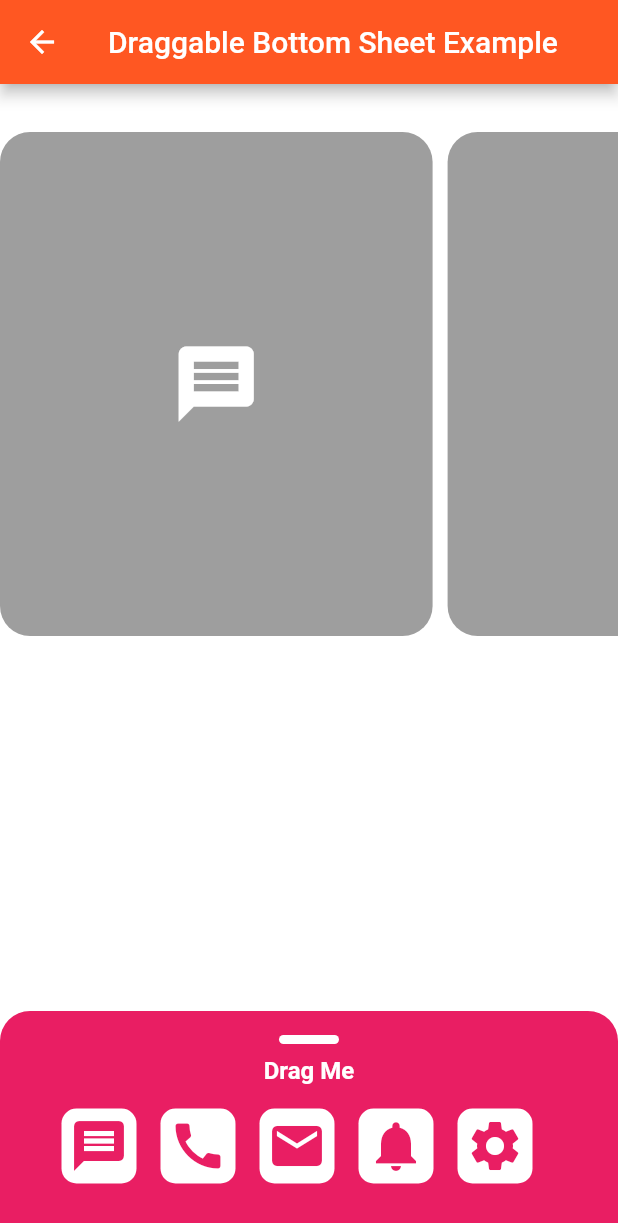
After one commit to agisrh/flutter_ukit, a Flutter app: the DraggableBottomSheetScreen screen opened directly, on a phone screen of 412 x 824 dp. The commit adds this screen. Shown: the top 1223 px of the screen. Run offline on Flutter 3.47's test engine with Material 3 defaults, Android fonts, the phone set to English and light mode, and no system bars.

Commit message:
setup for publish

```diff
--- a/example/lib/main.dart
+++ b/example/lib/main.dart
@@ -20,9 +20,12 @@ class MyApp extends StatelessWidget {
 
   @override
   Widget build(BuildContext context) {
-    return const MaterialApp(
+    return MaterialApp(
       title: 'Flutter UI Kit',
-      home: HomeScreen(),
+      theme: ThemeData(
+        useMaterial3: false,
+      ),
+      home: const HomeScreen(),
     );
   }
 }
--- a/example/lib/screen/animation_screen.dart
+++ b/example/lib/screen/animation_screen.dart
@@ -99,7 +99,7 @@ class _AnimationScreenState extends State<AnimationScreen> {
               ),
             ),
             BoxWidget(
-              title: 'TEXTFIELD',
+              title: 'SUGGEST',
               content: Column(
                 children: [
                   UKitTextField(
--- /dev/null
+++ b/example/lib/screen/drag_bottom_sheet_screen.dart
@@ -0,0 +1,154 @@
+import 'package:flutter/material.dart';
+import 'package:flutter_ukit/flutter_ukit.dart';
+
+class DraggableBottomSheetScreen extends StatelessWidget {
+  const DraggableBottomSheetScreen({super.key});
+
+  final List<IconData> icons = const [
+    Icons.message,
+    Icons.call,
+    Icons.mail,
+    Icons.notifications,
+    Icons.settings,
+  ];
+
+  @override
+  Widget build(BuildContext context) {
+    return Builder(builder: (context) {
+      return Scaffold(
+        body: DraggableBottomSheet(
+          minExtent: 150,
+          useSafeArea: false,
+          curve: Curves.easeIn,
+          previewWidget: _previewWidget(),
+          expandedWidget: _expandedWidget(),
+          backgroundWidget: _backgroundWidget(),
+          maxExtent: MediaQuery.of(context).size.height * 0.8,
+          onDragging: (pos) {},
+        ),
+      );
+    });
+  }
+
+  Widget _backgroundWidget() {
+    return Scaffold(
+      backgroundColor: Colors.white,
+      appBar: AppBar(
+        title: const Text('Draggable Bottom Sheet Example'),
+        backgroundColor: Colors.deepOrange,
+      ),
+      body: SizedBox(
+        height: 400,
+        child: ListView.separated(
+          scrollDirection: Axis.horizontal,
+          padding: const EdgeInsets.symmetric(vertical: 32),
+          itemCount: icons.length,
+          itemBuilder: (context, index) => Container(
+            height: 200,
+            width: MediaQuery.of(context).size.width * 0.7,
+            decoration: BoxDecoration(
+              color: Colors.grey,
+              borderRadius: BorderRadius.circular(20),
+            ),
+            child: Icon(icons[index], color: Colors.white, size: 60),
+          ),
+          separatorBuilder: (context, index) => const SizedBox(width: 10),
+        ),
+      ),
+    );
+  }
+
+  Widget _previewWidget() {
+    return Container(
+      padding: const EdgeInsets.all(16),
+      decoration: const BoxDecoration(
+        color: Colors.pink,
+        borderRadius: BorderRadius.only(
+          topLeft: Radius.circular(20),
+          topRight: Radius.circular(20),
+        ),
+      ),
+      child: Column(
+        children: <Widget>[
+          Container(
+            width: 40,
+            height: 6,
+            decoration: BoxDecoration(
+              color: Colors.white,
+              borderRadius: BorderRadius.circular(10),
+            ),
+          ),
+          const SizedBox(height: 8),
+          const Text(
+            'Drag Me',
+            style: TextStyle(
+              color: Colors.white,
+              fontSize: 16,
+              fontWeight: FontWeight.bold,
+            ),
+          ),
+          const SizedBox(height: 16),
+          Row(
+              mainAxisAlignment: MainAxisAlignment.center,
+              children: icons.map((icon) {
+                return Container(
+                  width: 50,
+                  height: 50,
+                  margin: const EdgeInsets.only(right: 16),
+                  decoration: BoxDecoration(
+                    color: Colors.white,
+                    borderRadius: BorderRadius.circular(10),
+                  ),
+                  child: Icon(icon, color: Colors.pink, size: 40),
+                );
+              }).toList())
+        ],
+      ),
+    );
+  }
+
+  Widget _expandedWidget() {
+    return Container(
+      padding: const EdgeInsets.all(16),
+      decoration: const BoxDecoration(
+        color: Colors.pink,
+        borderRadius: BorderRadius.only(
+          topLeft: Radius.circular(20),
+          topRight: Radius.circular(20),
+        ),
+      ),
+      child: Column(
+        children: <Widget>[
+          const Icon(Icons.keyboard_arrow_down, size: 30, color: Colors.white),
+          const SizedBox(height: 8),
+          const Text(
+            'Hey...I\'m expanding!!!',
+            style: TextStyle(
+              color: Colors.white,
+              fontSize: 16,
+              fontWeight: FontWeight.bold,
+            ),
+          ),
+          const SizedBox(height: 16),
+          Expanded(
+            child: GridView.builder(
+              itemCount: icons.length,
+              gridDelegate: const SliverGridDelegateWithFixedCrossAxisCount(
+                crossAxisCount: 2,
+                crossAxisSpacing: 10,
+                mainAxisSpacing: 10,
+              ),
+              itemBuilder: (context, index) => Container(
+                decoration: BoxDecoration(
+                  color: Colors.white,
+                  borderRadius: BorderRadius.circular(10),
+                ),
+                child: Icon(icons[index], color: Colors.pink, size: 40),
+              ),
+            ),
+          )
+        ],
+      ),
+    );
+  }
+}
--- /dev/null
+++ b/example/lib/screen/gradient_screen.dart
@@ -0,0 +1,49 @@
+import 'package:flutter/material.dart';
+import 'package:flutter_ukit_example/box_widget.dart';
+
+class GradientScreen extends StatelessWidget {
+  const GradientScreen({super.key});
+
+  @override
+  Widget build(BuildContext context) {
+    return Scaffold(
+      appBar: AppBar(
+        title: const Text('Gradient'),
+      ),
+      body: Container(
+        margin: const EdgeInsets.all(10.0),
+        child: Column(
+          crossAxisAlignment: CrossAxisAlignment.stretch,
+          children: [
+            BoxWidget(
+              title: 'BOX MESSAGE',
+              content: Column(
+                children: [
+                  Container(
+                    height: 200,
+                    decoration: const BoxDecoration(
+                      gradient: LinearGradient(
+                        colors: [
+                          Colors.purple,
+                          Colors.blueAccent,
+                        ],
+                        begin: Alignment.centerLeft,
+                        end: Alignment.centerRight,
+                      ),
+                    ),
+                    child: const Center(
+                      child: Text(
+                        'Welcome to my app',
+                        style: TextStyle(fontSize: 24),
+                      ),
+                    ),
+                  ),
+                ],
+              ),
+            ),
+          ],
+        ),
+      ),
+    );
+  }
+}
--- a/lib/flutter_ukit.dart
+++ b/lib/flutter_ukit.dart
@@ -31,3 +31,4 @@ export 'src/components/bottom_sheet/bottom_sheet.dart';
 export 'src/forms/date_picker/factory_date_picker.dart';
 export 'src/forms/time_picker/factory_time_picker.dart';
 export 'src/components/action_sheet/factory_action_sheet.dart';
+export 'src/components/bottom_sheet/draggable_bottom_sheet.dart';
--- /dev/null
+++ b/lib/src/components/bottom_sheet/draggable_bottom_sheet.dart
@@ -0,0 +1,174 @@
+library draggable_bottom_sheet;
+
+import 'package:flutter/material.dart';
+
+// Partially visible bottom sheet that can be dragged into the screen. Provides different views for expanded and collapsed states
+class DraggableBottomSheet extends StatefulWidget {
+  /// Alignment of the sheet. Default Alignment.bottomCenter
+  final Alignment alignment;
+
+  /// Widget above which draggable sheet will be placed.
+  final Widget backgroundWidget;
+
+  /// Color of the modal barrier. Default Colors.black54
+  final Color barrierColor;
+
+  /// Whether tapping on the barrier will dismiss the dialog. Default true.
+  /// If false, draggable bottom sheet will act as persistent sheet
+  final bool barrierDismissible;
+
+  /// Whether the sheet is collapsed initially. Default true.
+  final bool collapsed;
+
+  /// Sheet expansion animation curve. Default Curves.linear
+  final Curve curve;
+
+  /// Duration for sheet expansion animation. Default Duration(milliseconds: 0)
+  final Duration duration;
+
+  /// Widget to show on expended sheet
+  final Widget expandedWidget;
+
+  /// Increment [expansionExtent] on [minExtent] to change from [previewWidget] to [expandedWidget]
+  final double expansionExtent;
+
+  /// Maximum extent for sheet expansion
+  final double maxExtent;
+
+  /// Minimum extent for the sheet
+  final double minExtent;
+
+  /// Callback function when sheet is being dragged
+  /// pass current extent (position) as an argument
+  final Function(double) onDragging;
+
+  /// Widget to show on collapsed sheet
+  final Widget previewWidget;
+
+  /// indicate if the dialog should only display in 'safe' areas of the screen. Default true
+  final bool useSafeArea;
+
+  const DraggableBottomSheet({
+    Key? key,
+    required this.previewWidget,
+    required this.backgroundWidget,
+    required this.expandedWidget,
+    required this.onDragging,
+    this.minExtent = 50.0,
+    this.collapsed = true,
+    this.useSafeArea = true,
+    this.curve = Curves.linear,
+    this.expansionExtent = 10.0,
+    this.barrierDismissible = true,
+    this.maxExtent = double.infinity,
+    this.barrierColor = Colors.black54,
+    this.alignment = Alignment.bottomCenter,
+    this.duration = const Duration(milliseconds: 0),
+  })  : assert(minExtent > 0.0),
+        assert(expansionExtent > 0.0),
+        assert(minExtent + expansionExtent < maxExtent),
+        super(key: key);
+
+  @override
+  DraggableBottomSheetState createState() => DraggableBottomSheetState();
+}
+
+class DraggableBottomSheetState extends State<DraggableBottomSheet> {
+  double _currentExtent = 0.0;
+
+  @override
+  void initState() {
+    super.initState();
+    _currentExtent = widget.collapsed ? widget.minExtent : widget.maxExtent;
+  }
+
+  @override
+  Widget build(BuildContext context) {
+    return widget.useSafeArea ? SafeArea(child: _body()) : _body();
+  }
+
+  /// body content
+  Widget _body() {
+    return Stack(
+      children: [
+        // background widget
+        widget.backgroundWidget,
+        // barrier
+        if (_currentExtent.roundToDouble() > widget.minExtent + 0.1)
+          Positioned.fill(child: _barrier()),
+        // sheet
+        Align(alignment: widget.alignment, child: _sheet()),
+      ],
+    );
+  }
+
+  /// barrier film between sheet & background widget
+  Widget _barrier() {
+    return IgnorePointer(
+      ignoring: !widget.barrierDismissible,
+      child: GestureDetector(
+        onTap: widget.barrierDismissible
+            ? () => setState(() => _currentExtent = widget.minExtent)
+            : null,
+        child: Container(color: widget.barrierColor),
+      ),
+    );
+  }
+
+  /// draggable bottom sheet
+  Widget _sheet() {
+    return GestureDetector(
+      onVerticalDragUpdate: _onVerticalDragUpdate,
+      onHorizontalDragUpdate: _onHorizontalDragUpdate,
+      child: AnimatedContainer(
+        curve: widget.curve,
+        duration: widget.duration,
+        width: _axis() == Axis.horizontal ? _currentExtent : null,
+        height: _axis() == Axis.horizontal ? null : _currentExtent,
+        child: _currentExtent >= widget.minExtent + widget.expansionExtent
+            ? widget.expandedWidget
+            : widget.previewWidget,
+      ),
+    );
+  }
+
+  /// determine scroll direction based on DraggableBottomSheetPosition
+  Axis _axis() {
+    if (widget.alignment == Alignment.topLeft ||
+        widget.alignment == Alignment.topRight ||
+        widget.alignment == Alignment.topCenter ||
+        widget.alignment == Alignment.bottomLeft ||
+        widget.alignment == Alignment.bottomRight ||
+        widget.alignment == Alignment.bottomCenter) {
+      return Axis.vertical;
+    }
+
+    return Axis.horizontal;
+  }
+
+  /// callback function when sheet is dragged horizontally
+  void _onHorizontalDragUpdate(DragUpdateDetails details) {
+    if (_axis() == Axis.vertical) return;
+
+    // delta dx is positive when dragged towards right &
+    // negative when dragged towards left
+    final newExtent = (_currentExtent + details.delta.dx).roundToDouble();
+    if (newExtent >= widget.minExtent && newExtent <= widget.maxExtent) {
+      setState(() => _currentExtent = newExtent);
+      widget.onDragging(_currentExtent);
+    }
+  }
+
+  /// callback function when sheet is dragged vertically
+  void _onVerticalDragUpdate(DragUpdateDetails details) {
+    if (_axis() == Axis.horizontal) return;
+
+    // delta dy is positive when dragged downward &
+    // negetive when dragged upward
+    final newExtent = (_currentExtent - details.delta.dy).roundToDouble();
+    if (newExtent >= widget.minExtent && newExtent <= widget.maxExtent) {
+      setState(() => _currentExtent = newExtent);
+      widget.onDragging(_currentExtent);
+    }
+  }
+}
--- a/pubspec.yaml
+++ b/pubspec.yaml
@@ -1,10 +1,11 @@
 name: flutter_ukit
 description: A new Flutter plugin project.
 version: 0.0.1
-#homepage:
+homepage: https://agisrh.github.io
+repository: https://github.com/agisrh/flutter_ukit
 
 environment:
-  sdk: '>=2.19.6 <3.0.0'
+  sdk: '>=2.19.6 <4.0.0'
   flutter: ">=2.5.0"
 
 dependencies:
```
Also changed, not shown: example/pubspec.lock, 5 other files.
